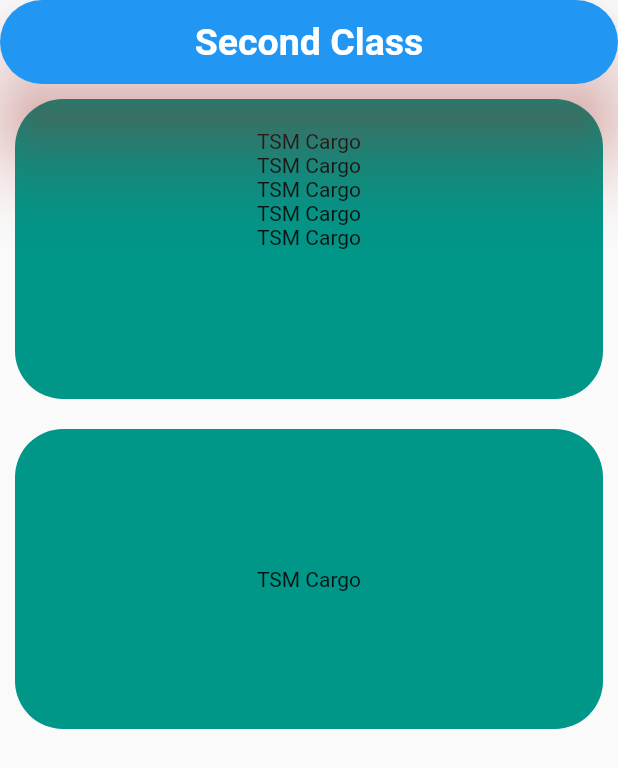
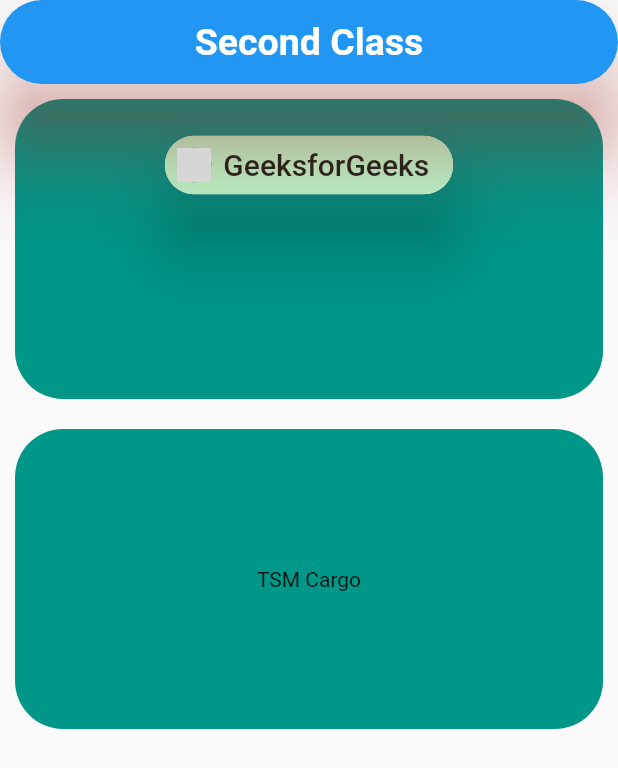
Before and after one commit to mutarek/Hotel-Motel, a Flutter app: the screen it shows after launch, on a phone screen of 412 x 824 dp. Shown: the top 768 px of the screen. Run offline on Flutter 3.47's test engine with Material 2 defaults, Android fonts, the phone set to English and light mode, and no system bars; network calls fail; grey boxes are pictures that could not be loaded.

```diff
--- a/lib/main.dart
+++ b/lib/main.dart
@@ -37,11 +37,19 @@ class SecondClass extends StatelessWidget {
                 child: Center(
                     child: Column(
                   children: [
-                    Text('TSM Cargo'),
-                    Text('TSM Cargo'),
-                    Text('TSM Cargo'),
-                    Text('TSM Cargo'),
-                    Text('TSM Cargo')
+                    Chip(
+                      elevation: 20,
+                      padding: EdgeInsets.all(8),
+                      backgroundColor: Colors.greenAccent[100],
+                      shadowColor: Colors.black,
+                      avatar: CircleAvatar(
+                        backgroundImage: NetworkImage("https://pbs.twimg.com/profile_images/1304985167476523008/QNHrwL2q_400x400.jpg"), //NetwordImage
+                      ), //CircleAvatar
+                      label: Text(
+                        'GeeksforGeeks',
+                        style: TextStyle(fontSize: 20),
+                      ), //Text
+                    ),
                   ],
                 )),
               ),
```
